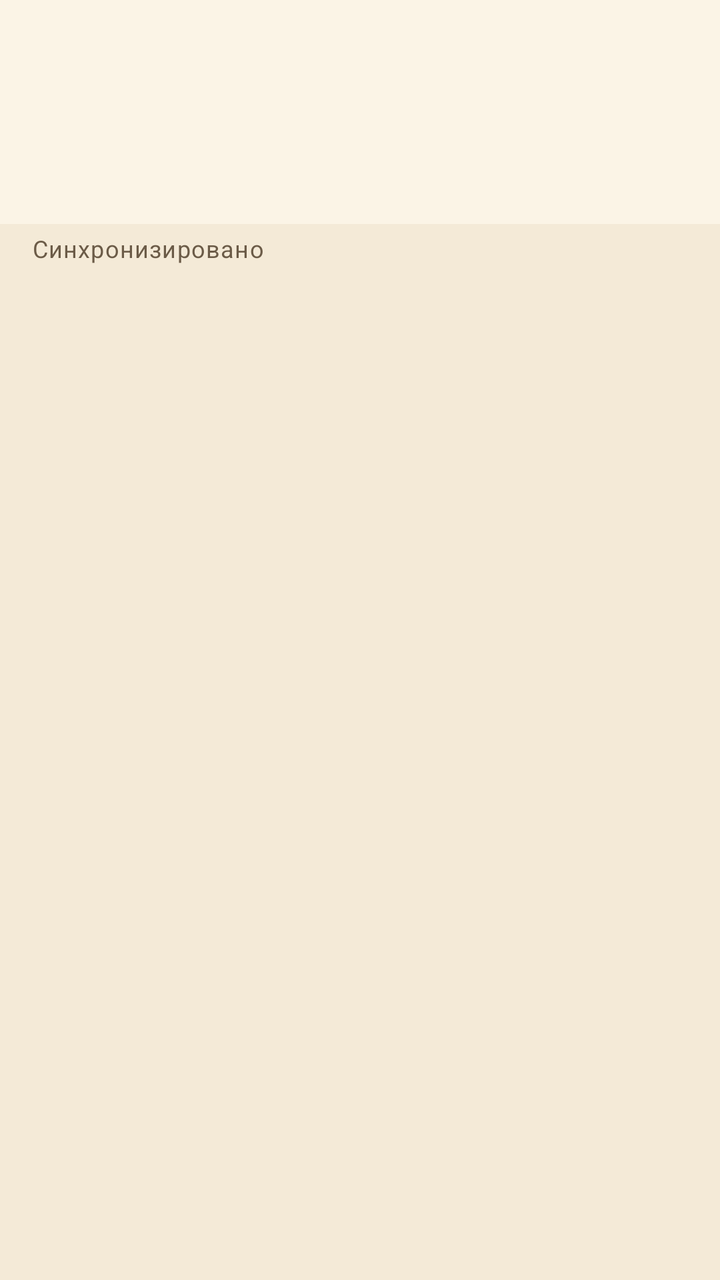
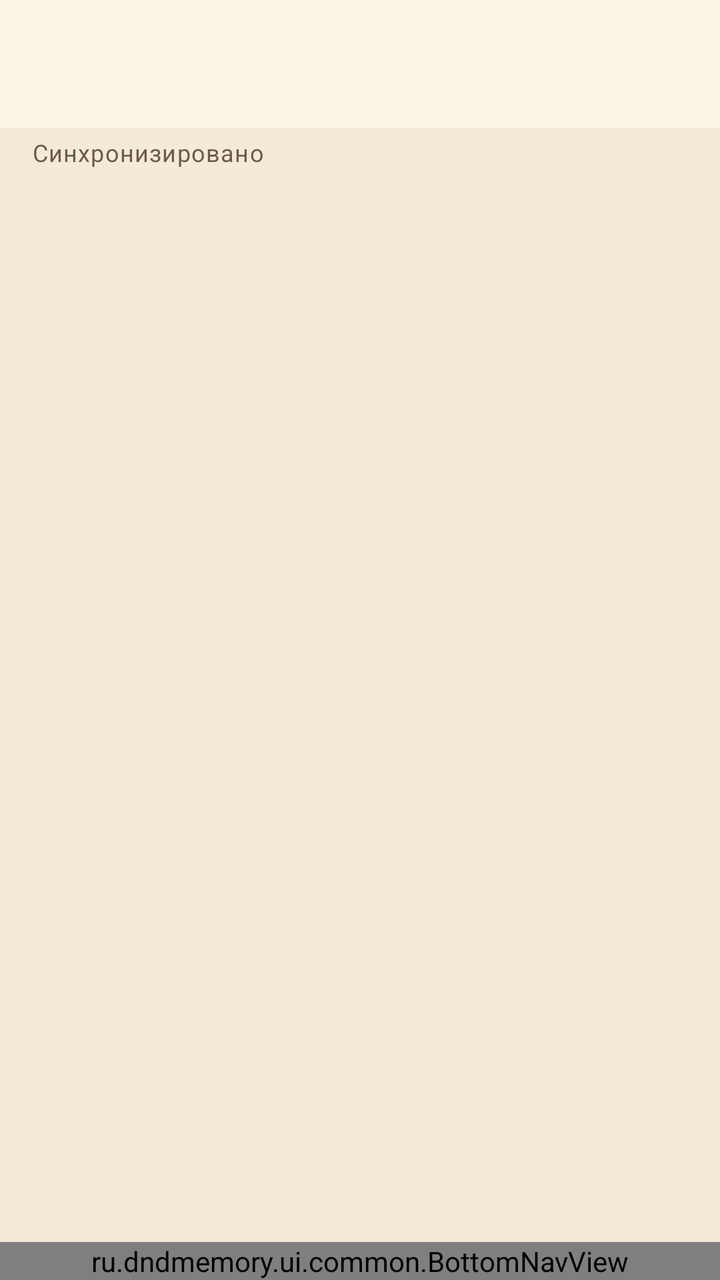

Screens rendered from an Android XML layout before and after an edit, with the pre-edit source and the edit as a unified diff.
<!-- AndroidManifest.xml: application theme Theme.DnDMemory -->
<!-- res/layout/activity_campaign.xml -->
<?xml version="1.0" encoding="utf-8"?>
<LinearLayout xmlns:android="http://schemas.android.com/apk/res/android"
    xmlns:app="http://schemas.android.com/apk/res-auto"
    android:layout_width="match_parent"
    android:layout_height="match_parent"
    android:orientation="vertical">

    <com.google.android.material.appbar.MaterialToolbar
        android:id="@+id/campaign_toolbar"
        style="@style/Widget.DnDMemory.Toolbar"
        android:layout_width="match_parent"
        android:layout_height="?attr/actionBarSize" />

    
    <com.google.android.material.tabs.TabLayout
        android:id="@+id/campaign_tabs"
        android:layout_width="match_parent"
        android:layout_height="wrap_content"
        android:background="?attr/colorSurface"
        app:tabIndicatorColor="?attr/colorSecondary"
        app:tabMode="fixed"
        app:tabSelectedTextColor="?attr/colorOnSurface"
        app:tabTextColor="@color/text_muted" />

    <TextView
        android:id="@+id/campaign_sync_status"
        android:layout_width="match_parent"
        android:layout_height="wrap_content"
        android:paddingStart="16dp"
        android:paddingTop="4dp"
        android:paddingEnd="16dp"
        android:paddingBottom="4dp"
        android:text="@string/sync_status_idle"
        android:textAppearance="?attr/textAppearanceBodySmall"
        android:textColor="@color/text_muted" />

    <ProgressBar
        android:id="@+id/campaign_progress"
        style="?android:attr/progressBarStyleHorizontal"
        android:layout_width="match_parent"
        android:layout_height="wrap_content"
        android:indeterminate="true"
        android:visibility="gone" />

    <androidx.viewpager2.widget.ViewPager2
        android:id="@+id/campaign_pager"
        android:layout_width="match_parent"
        android:layout_height="0dp"
        android:layout_weight="1" />
</LinearLayout>
<!-- resources referenced by this layout -->
<resources>
  <color name="text_muted">#6B5B47</color>
  <string name="sync_status_idle">Синхронизировано</string>
  <style name="Widget.DnDMemory.Toolbar" parent="Widget.Material3.Toolbar">
          <item name="android:background">?attr/colorSurface</item>
          <item name="titleTextColor">?attr/colorOnSurface</item>
      </style>
  <style name="Theme.DnDMemory" parent="Theme.Material3.DayNight.NoActionBar">
          <item name="colorPrimary">@color/colorPrimary</item>
          <item name="colorPrimaryDark">@color/colorPrimaryDark</item>
          <item name="colorOnPrimary">@color/colorOnPrimary</item>
          <item name="colorPrimaryContainer">@color/colorPrimaryContainer</item>
          <item name="colorOnPrimaryContainer">@color/colorOnPrimaryContainer</item>
          <item name="colorSecondary">@color/colorSecondary</item>
          <item name="colorOnSecondary">@color/colorOnSecondary</item>
          <item name="colorSurface">@color/colorSurface</item>
          <item name="colorOnSurface">@color/colorOnSurface</item>
          <item name="colorSurfaceVariant">@color/colorSurfaceVariant</item>
          <item name="colorOnSurfaceVariant">@color/colorOnSurfaceVariant</item>
          <item name="android:colorBackground">@color/colorBackground</item>
          <item name="colorOnBackground">@color/colorOnBackground</item>
          <item name="colorError">@color/colorError</item>
          <item name="colorOnError">@color/colorOnError</item>
          <item name="colorOutline">@color/colorOutline</item>
          <item name="android:statusBarColor">@color/colorPrimaryDark</item>
          <item name="android:navigationBarColor">@color/colorBackground</item>
          <item name="android:windowBackground">@color/colorBackground</item>
      </style>
  <color name="colorPrimary">#8A6A3B</color>
  <color name="colorPrimaryDark">#5E4525</color>
  <color name="colorOnPrimary">#FFF7EA</color>
  <color name="colorPrimaryContainer">#EBDCC2</color>
  <color name="colorOnPrimaryContainer">#3A2A14</color>
  <color name="colorSecondary">#B98B2E</color>
  <color name="colorOnSecondary">#FFF8EA</color>
  <color name="colorSurface">#FBF4E6</color>
  <color name="colorOnSurface">#2A2118</color>
  <color name="colorSurfaceVariant">#EEE0C6</color>
  <color name="colorOnSurfaceVariant">#57493A</color>
  <color name="colorBackground">#F4EAD7</color>
  <color name="colorOnBackground">#2A2118</color>
  <color name="colorError">#A3231C</color>
  <color name="colorOnError">#FFFFFF</color>
  <color name="colorOutline">#8C7B63</color>
</resources>

<!-- the commit's change to res/layout/activity_campaign.xml (unified diff, before → after) -->
@@ -10,17 +10,6 @@
         style="@style/Widget.DnDMemory.Toolbar"
         android:layout_width="match_parent"
         android:layout_height="?attr/actionBarSize" />
-
-    
-    <com.google.android.material.tabs.TabLayout
-        android:id="@+id/campaign_tabs"
-        android:layout_width="match_parent"
-        android:layout_height="wrap_content"
-        android:background="?attr/colorSurface"
-        app:tabIndicatorColor="?attr/colorSecondary"
-        app:tabMode="fixed"
-        app:tabSelectedTextColor="?attr/colorOnSurface"
-        app:tabTextColor="@color/text_muted" />
 
     <TextView
         android:id="@+id/campaign_sync_status"
@@ -47,4 +36,9 @@
         android:layout_width="match_parent"
         android:layout_height="0dp"
         android:layout_weight="1" />
+
+    <ru.dndmemory.ui.common.BottomNavView
+        android:id="@+id/campaign_bottom"
+        android:layout_width="match_parent"
+        android:layout_height="wrap_content" />
 </LinearLayout>
